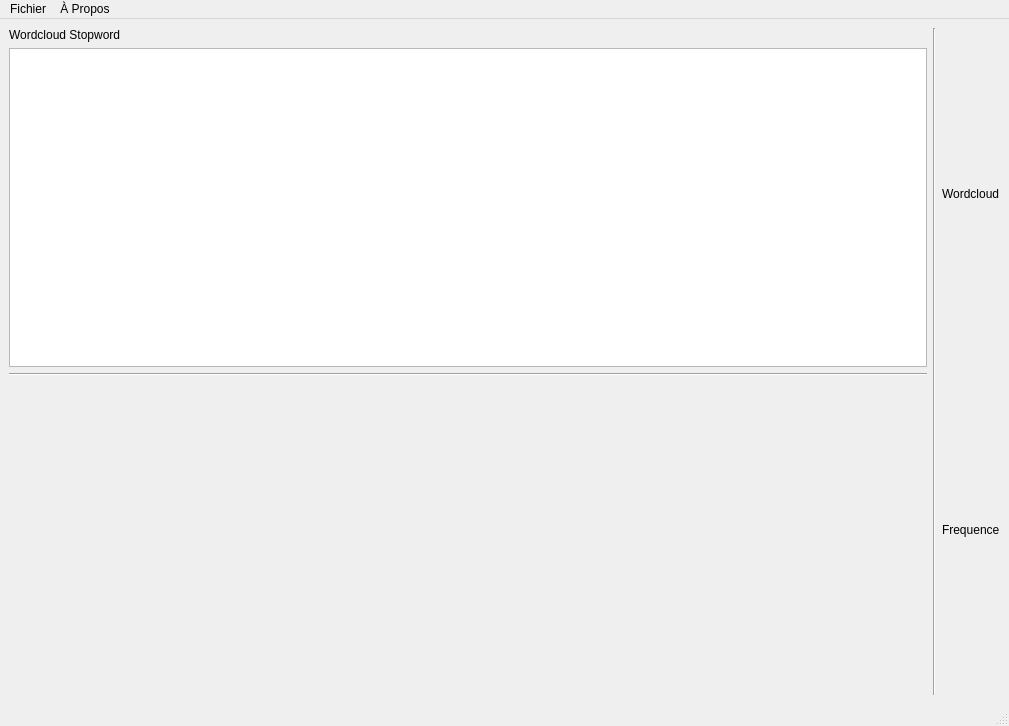
jeanlapostolle/TwittAnalysis, file MainWindow.ui: the form before one commit.
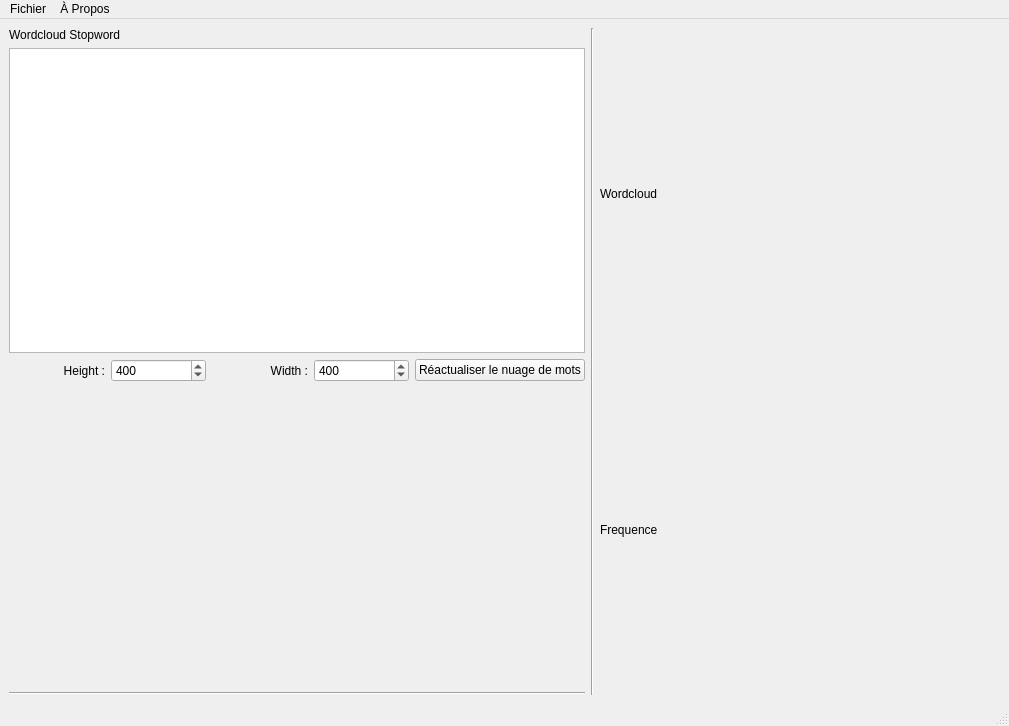
The form after the commit.

```diff
--- a/MainWindow.ui
+++ b/MainWindow.ui
@@ -43,11 +43,61 @@
          </widget>
         </item>
         <item>
-         <widget class="Line" name="line_2">
-          <property name="orientation">
-           <enum>Qt::Horizontal</enum>
-          </property>
-         </widget>
+         <layout class="QHBoxLayout" name="horizontalLayout_3">
+          <item>
+           <widget class="QLabel" name="label_2">
+            <property name="text">
+             <string>Height :</string>
+            </property>
+            <property name="alignment">
+             <set>Qt::AlignRight|Qt::AlignTrailing|Qt::AlignVCenter</set>
+            </property>
+           </widget>
+          </item>
+          <item>
+           <widget class="QSpinBox" name="wcheight">
+            <property name="minimum">
+             <number>1</number>
+            </property>
+            <property name="maximum">
+             <number>2048</number>
+            </property>
+            <property name="value">
+             <number>400</number>
+            </property>
+           </widget>
+          </item>
+          <item>
+           <widget class="QLabel" name="label_3">
+            <property name="text">
+             <string>Width :</string>
+            </property>
+            <property name="alignment">
+             <set>Qt::AlignRight|Qt::AlignTrailing|Qt::AlignVCenter</set>
+            </property>
+           </widget>
+          </item>
+          <item>
+           <widget class="QSpinBox" name="wcwidth">
+            <property name="minimum">
+             <number>1</number>
+            </property>
+            <property name="maximum">
+             <number>2048</number>
+            </property>
+            <property name="value">
+             <number>400</number>
+            </property>
+           </widget>
+          </item>
+          <item>
+           <widget class="QPushButton" name="wcupdate">
+            <property name="text">
+             <string>Réactualiser le nuage de mots</string>
+            </property>
+           </widget>
+          </item>
+         </layout>
         </item>
         <item>
          <spacer name="verticalSpacer">
@@ -62,6 +112,13 @@
           </property>
          </spacer>
         </item>
+        <item>
+         <widget class="Line" name="line_2">
+          <property name="orientation">
+           <enum>Qt::Horizontal</enum>
+          </property>
+         </widget>
+        </item>
        </layout>
       </item>
       <item>
@@ -75,6 +132,12 @@
        <layout class="QVBoxLayout" name="verticalLayout_5">
         <item>
          <widget class="QLabel" name="wcloud">
+          <property name="minimumSize">
+           <size>
+            <width>400</width>
+            <height>0</height>
+           </size>
+          </property>
           <property name="text">
            <string>Wordcloud</string>
           </property>
@@ -85,6 +148,12 @@
         </item>
         <item>
          <widget class="QLabel" name="freq">
+          <property name="minimumSize">
+           <size>
+            <width>400</width>
+            <height>0</height>
+           </size>
+          </property>
           <property name="text">
            <string>Frequence</string>
           </property>
```
